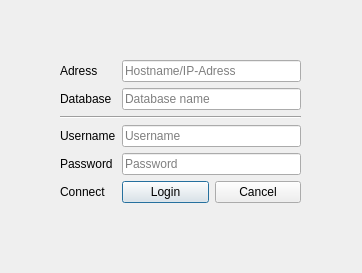
First picture: the form in dbconnector.ui, repository UnavailableDev/whetherOrNot, before the edit.
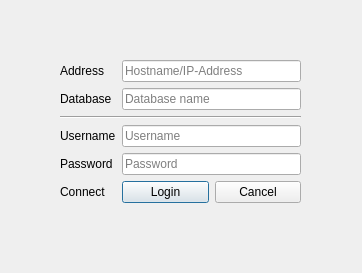
Second picture: the form after the edit.

What changed in the file:
```diff
--- a/dbconnector.ui
+++ b/dbconnector.ui
@@ -19,21 +19,21 @@
      <x>60</x>
      <y>60</y>
      <width>241</width>
-     <height>161</height>
+     <height>173</height>
     </rect>
    </property>
    <layout class="QFormLayout" name="formLayout">
     <item row="0" column="0">
      <widget class="QLabel" name="label_3">
       <property name="text">
-       <string>Adress</string>
+       <string>Address</string>
       </property>
      </widget>
     </item>
     <item row="0" column="1">
      <widget class="QLineEdit" name="lineEdit_adress">
       <property name="placeholderText">
-       <string>Hostname/IP-Adress</string>
+       <string>Hostname/IP-Address</string>
       </property>
      </widget>
     </item>
```
